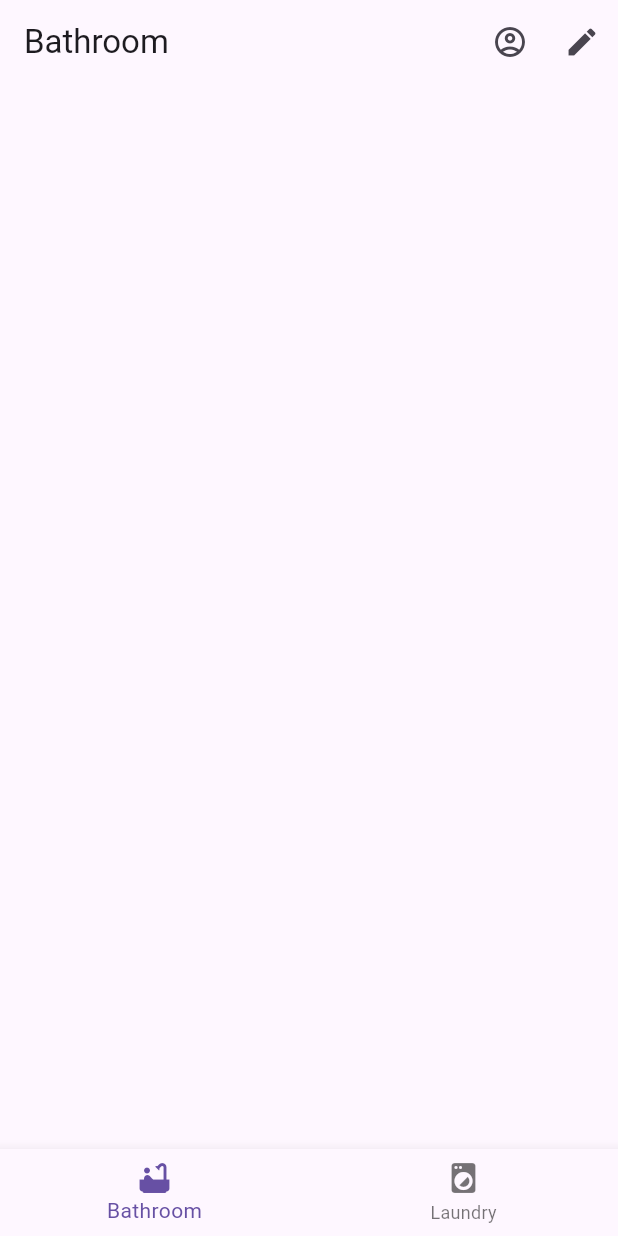
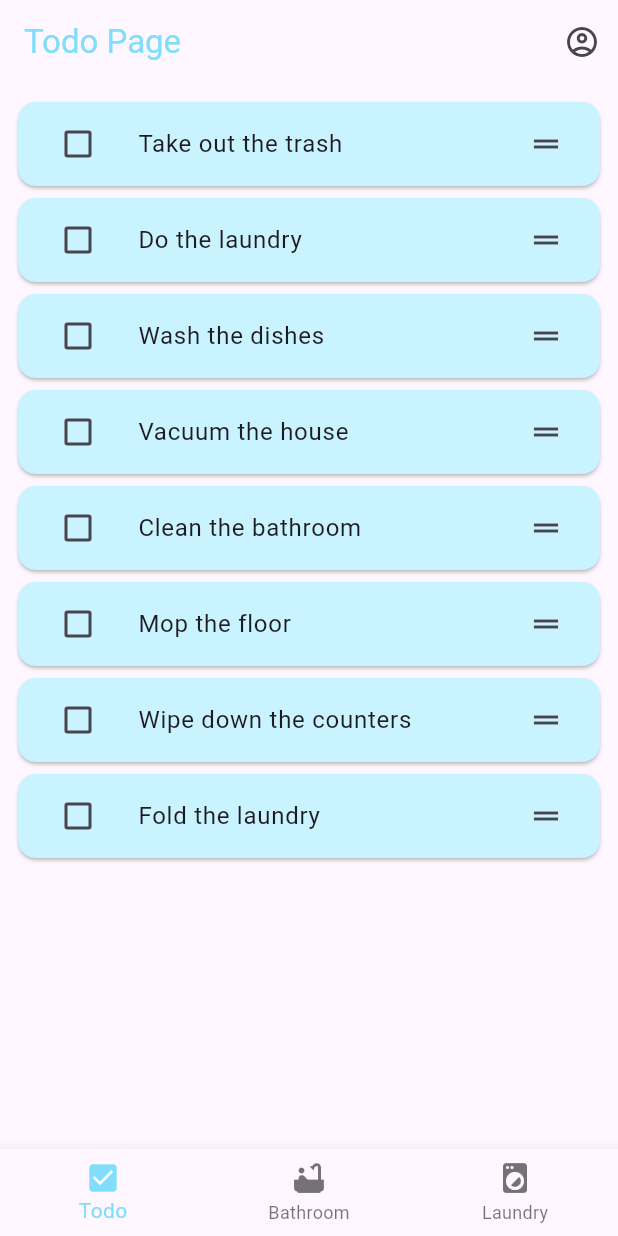
Before and after one commit to katsualonso14/PandaFlutter, a Flutter app: the screen it shows once a user with an empty profile is signed in, on a phone screen of 412 x 824 dp. Run offline on Flutter 3.47's test engine with Material 3 defaults, Android fonts, the phone set to English and light mode, and no system bars; our stand-ins replace cloud_firestore, firebase_auth, firebase_core, flutter_hooks, google_mobile_ads; accounts and stored records are empty; network calls fail.

Commit message:
develop todo list

```diff
--- a/lib/main.dart
+++ b/lib/main.dart
@@ -48,9 +48,8 @@ class MyApp extends StatelessWidget {
                 );
               }
               if(snapshot.hasData) {
-                return Navigation();
+                return const Navigation();
               } else {
-                print('future not data');
                 return Container();
               }
             },
--- a/lib/pages/laundry_post_page.dart
+++ b/lib/pages/laundry_post_page.dart
@@ -34,7 +34,7 @@ class _LaundryPostPage extends State<LaundryPostPage> {
             icon: Icon(Icons.edit),
           )
         ],
-        title: const Text('Laundry'),
+        title: const Text('Laundry', style: TextStyle(color: Color.fromRGBO(128, 222, 250, 1))),
       ),
       body: StreamBuilder<QuerySnapshot>(
         stream: Firestore.users.doc(Auth.myAccount?.uid).collection('myLaundryPosts').orderBy('sendTime', descending: true).snapshots(),
--- a/lib/pages/post_page.dart
+++ b/lib/pages/post_page.dart
@@ -34,7 +34,7 @@ class _PostPage extends State<PostPage> {
             icon: Icon(Icons.edit),
           )
         ],
-        title: const Text('Bathroom'),
+        title: const Text('Bathroom', style: TextStyle(color: Color.fromRGBO(128, 222, 250, 1))),
       ),
       body: StreamBuilder<QuerySnapshot>(
         stream: Firestore.users.doc(Auth.myAccount?.uid).collection('myPosts').orderBy('sendTime', descending: true).snapshots(),
--- /dev/null
+++ b/lib/pages/todo_page.dart
@@ -0,0 +1,64 @@
+
+import 'package:flutter/material.dart';
+import 'package:flutter_hooks/flutter_hooks.dart';
+import 'package:test_flutter/parts/account_setting_button.dart';
+
+class TodoPage extends HookWidget {
+  const TodoPage({Key? key}) : super(key: key);
+
+  @override
+  Widget build(BuildContext context) {
+    // control list Map
+    ValueNotifier<List<Map<String, dynamic>>> todoContents = useState([
+      {"task": "Take out the trash", "isChecked": false},
+      {"task": "Do the laundry", "isChecked": false},
+      {"task": "Wash the dishes", "isChecked": false},
+      {"task": "Vacuum the house", "isChecked": false},
+      {"task": "Clean the bathroom", "isChecked": false},
+      {"task": "Mop the floor", "isChecked": false},
+      {"task": "Wipe down the counters", "isChecked": false},
+      {"task": "Fold the laundry", "isChecked": false},
+    ]);
+
+    return Scaffold(
+      appBar: AppBar(
+        actions: [
+          AccountSettingButton(context),
+        ],
+        title: const Text('Todo Page', style: TextStyle(color: Color.fromRGBO(128, 222, 250, 1))),
+      ),
+      body: ReorderableListView(
+          padding: const EdgeInsets.all(8),
+          children: [
+            for (int index = 0; index < todoContents.value.length; index++)
+             Card(
+               key: Key('$index'),
+               color: const Color.fromRGBO(201, 243, 255, 1),
+               child: ListTile(
+                title: Text(todoContents.value[index]["task"]),
+                  leading: Checkbox(
+                      value: todoContents.value[index]["isChecked"],
+                      onChanged: (bool? value) {
+                        final updatedList = List<Map<String, dynamic>>.from(todoContents.value);
+                        updatedList[index]["isChecked"] = value ?? false;
+                        todoContents.value = updatedList;
+                      },
+                    activeColor: const Color.fromRGBO(14, 159, 243, 1),
+                      ),
+                  trailing: const Icon(Icons.drag_handle),
+               ),
+             )
+          ],
+        onReorder: (int oldIndex, int newIndex) {
+          if (newIndex > oldIndex) {
+            newIndex -= 1;
+          }
+          final movedItem = todoContents.value.removeAt(oldIndex);
+          final updatedList = List<Map<String, dynamic>>.from(todoContents.value); // copy list
+          updatedList.insert(newIndex, movedItem);
+          todoContents.value = updatedList; // update list
+        },
+      )
+    );
+  }
+}
--- a/lib/utils/navigation.dart
+++ b/lib/utils/navigation.dart
@@ -2,6 +2,7 @@ import 'package:flutter/material.dart';
 import 'package:test_flutter/pages/laundry_post_page.dart';
 import 'package:test_flutter/pages/my_ad_banner.dart';
 import 'package:test_flutter/pages/post_page.dart';
+import 'package:test_flutter/pages/todo_page.dart';
 
 class Navigation extends StatefulWidget {
   @override
@@ -19,17 +20,13 @@ class _NavigationState extends State<Navigation> {
     });
   }
 
-  static const _screens = [
-    PostPage(),
-    LaundryPostPage(),
-  ];
-
   @override
   Widget build(BuildContext context) {
     return Scaffold(
       body: IndexedStack(
         index: _currentIndex,
         children: const [
+          TodoPage(),
           PostPage(),
           LaundryPostPage(),
         ],
@@ -39,7 +36,12 @@ class _NavigationState extends State<Navigation> {
         children: [
           const MyAdBanner(),
           BottomNavigationBar(
-            items:  [
+            selectedItemColor:  const Color.fromRGBO(128, 222, 250, 1),
+            items:  const [
+              BottomNavigationBarItem(
+                icon: Icon(Icons.check_box),
+                label: 'Todo',
+              ),
               BottomNavigationBarItem(
                 icon: Icon(Icons.bathtub),
                 label: 'Bathroom',
```
Also changed, not shown: 1 other file.
